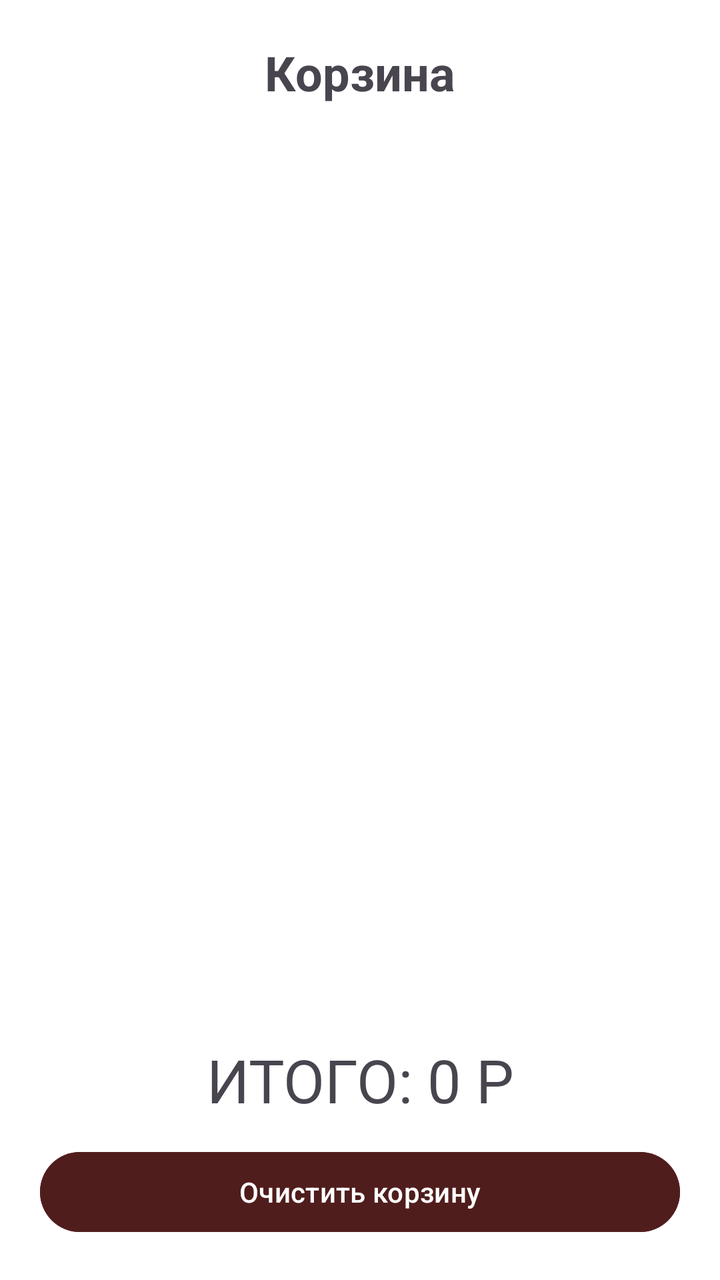
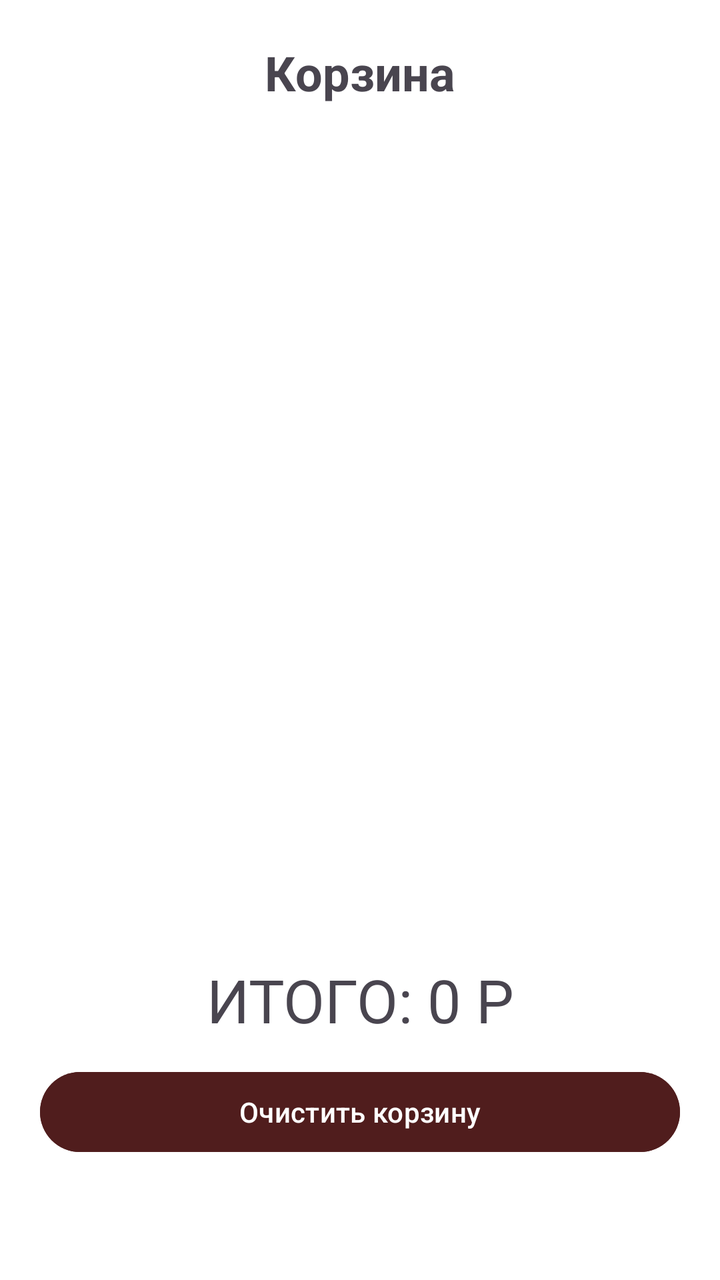

Screens rendered from an Android XML layout before and after an edit, with the pre-edit source and the edit as a unified diff.
<!-- AndroidManifest.xml: application theme Theme.MyApplicationShop -->
<!-- res/layout/activity_cart.xml -->
<?xml version="1.0" encoding="utf-8"?>
<LinearLayout xmlns:android="http://schemas.android.com/apk/res/android"
    android:layout_width="match_parent"
    android:layout_height="match_parent"
    android:orientation="vertical"
    android:padding="20dp"
    android:background="@color/white">

    <TextView
        android:id="@+id/tvCartTitle"
        android:layout_width="match_parent"
        android:layout_height="wrap_content"
        android:text="Корзина"
        android:textStyle="bold"
        android:textSize="24sp"
        android:textAlignment="center"
        android:layout_marginBottom="15dp"/>

    
    <androidx.recyclerview.widget.RecyclerView
        android:id="@+id/rvCartList"
        android:layout_width="match_parent"
        android:layout_height="0dp"
        android:layout_weight="1"/>

    <TextView
        android:id="@+id/tvCartTotalSum"
        android:layout_width="match_parent"
        android:layout_height="wrap_content"
        android:text="ИТОГО: 0 Р"
        android:textSize="30sp"
        android:paddingBottom="12dp"
        android:paddingTop="12dp"
        android:textAlignment="center"/>


    <Button
        android:id="@+id/btnClearCart"
        android:layout_width="match_parent"
        android:layout_height="wrap_content"
        android:backgroundTint="#501D1D"
        android:text="Очистить корзину"/>


</LinearLayout>
<!-- resources referenced by this layout -->
<resources>
  <color name="white">#FFFFFFFF</color>
  <style name="Theme.MyApplicationShop" parent="Base.Theme.MyApplicationShop" />
  <style name="Base.Theme.MyApplicationShop" parent="Theme.Material3.DayNight.NoActionBar">
          
          
      </style>
</resources>

<!-- the commit's change to res/layout/activity_cart.xml (unified diff, before → after) -->
@@ -39,6 +39,7 @@
         android:layout_width="match_parent"
         android:layout_height="wrap_content"
         android:backgroundTint="#501D1D"
+        android:layout_marginBottom="40dp"
         android:text="Очистить корзину"/>
 
 
